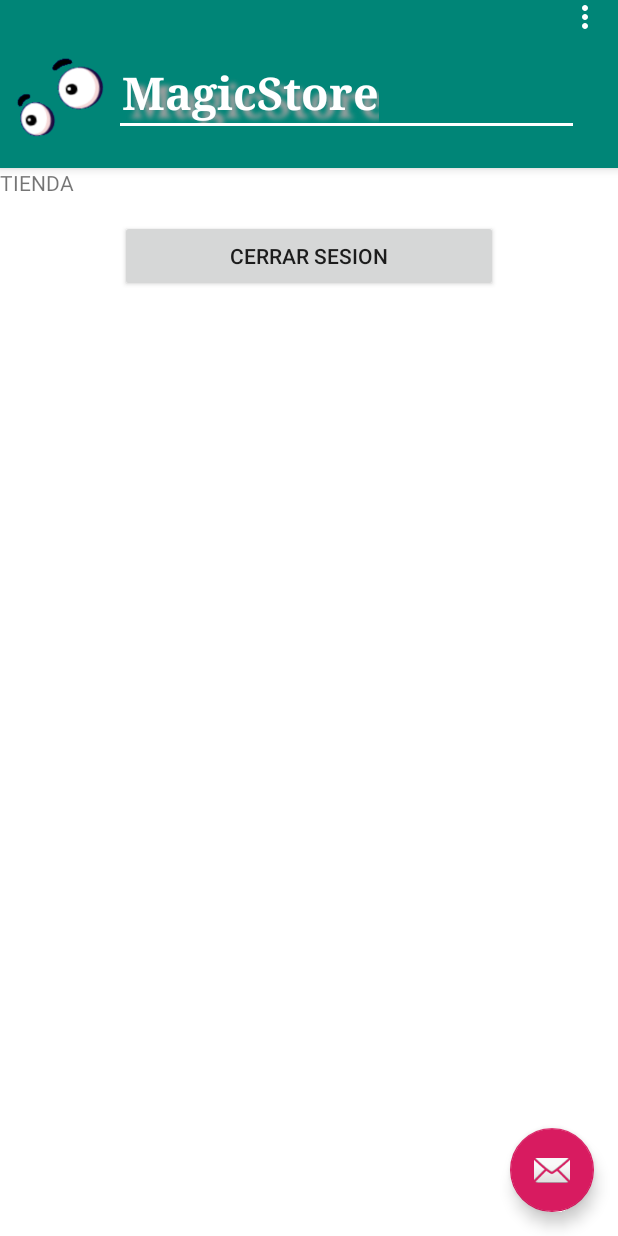
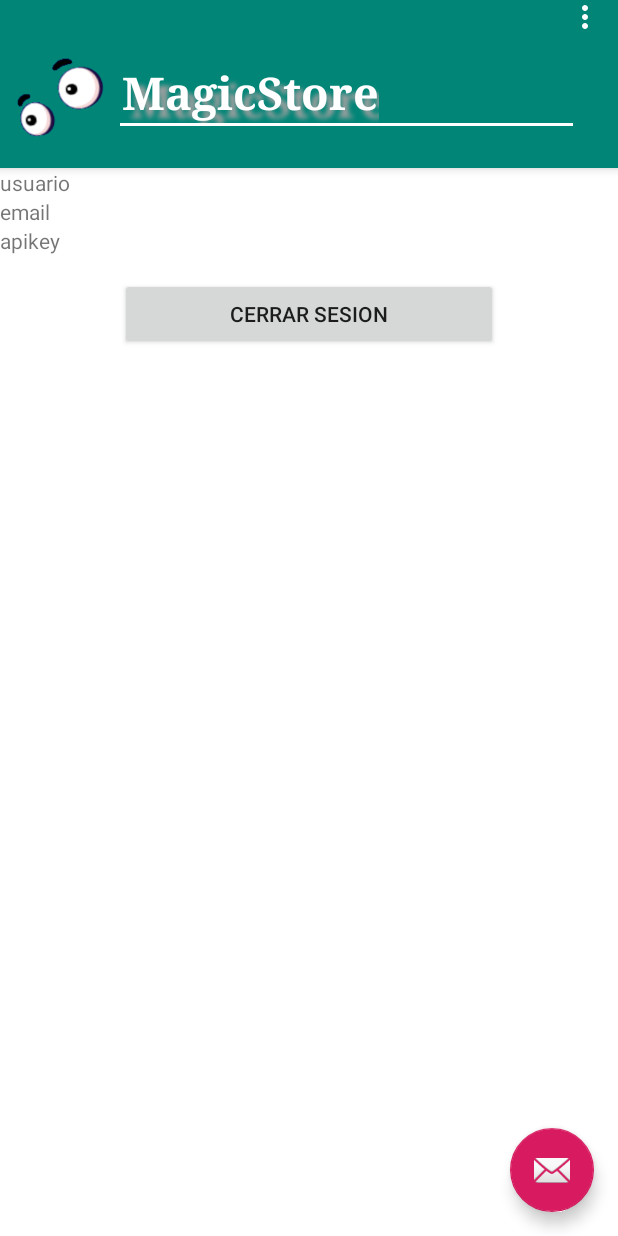
Before and after one commit to gaitaypandereta/magicStore, an Android app: the screen it shows after launch (MainActivity), in the options menu, after a tap on "TIENDA", on a phone screen of 412 x 824 dp. Run offline under Robolectric (Android 15) with nearby library versions, the phone set to English and light mode, and no system bars; our stand-ins replace Firebase (no records; nobody signed in at launch, a user with empty details on screens opened directly); 1 statement that could not run was skipped.

Commit message:
Implementación mejoras

```diff
--- a/app/src/main/java/com/example/magistore/MainActivity.java
+++ b/app/src/main/java/com/example/magistore/MainActivity.java
@@ -9,6 +9,7 @@ import com.example.magistore.vista.FragmentRegistration;
 import com.example.magistore.vista.FragmentStore;
 import com.google.android.material.floatingactionbutton.FloatingActionButton;
 import com.google.android.material.snackbar.Snackbar;
+import com.google.firebase.auth.FirebaseAuth;
 import com.google.firebase.database.DatabaseReference;
 import com.google.firebase.database.FirebaseDatabase;
 
@@ -24,6 +25,7 @@ import android.view.MenuItem;
 
 public class MainActivity extends AppCompatActivity {
 private FragmentInicio fragmentInicio = new FragmentInicio();
+private FirebaseAuth mAuth;
     @Override
     protected void onCreate(Bundle savedInstanceState) {
         super.onCreate(savedInstanceState);
@@ -58,7 +60,7 @@ private FragmentInicio fragmentInicio = new FragmentInicio();
         FragmentManager FM = getSupportFragmentManager();
         FragmentTransaction FT = FM.beginTransaction();
         FT.replace(R.id.contenedor, fragmento);
-        FT.addToBackStack(" ");
+        FT.addToBackStack("");
         FT.commit();
     }
 
@@ -93,4 +95,6 @@ private FragmentInicio fragmentInicio = new FragmentInicio();
 
         return super.onOptionsItemSelected(item);
     }
+
+
 }
--- a/app/src/main/java/com/example/magistore/vista/FragmentLogin.java
+++ b/app/src/main/java/com/example/magistore/vista/FragmentLogin.java
@@ -83,9 +83,10 @@ public class FragmentLogin extends Fragment {
        @Override
        public void onComplete(@NonNull Task<AuthResult> task) {
            if(task.isSuccessful()){
+               //getActivity().finish();
                ((MainActivity) getActivity()).cambiarFragmento(new FragmentStore());
-                Toast.makeText(getContext(), "Ha iniciado sesión correctamente", Toast.LENGTH_SHORT).show();
-               // getActivity().finish();
+               Toast.makeText(getContext(), "Ha iniciado sesión correctamente", Toast.LENGTH_SHORT).show();
+
            }else{
 
                Toast.makeText(getContext(), "Lo sentimos, no ha podido iniciar sesión", Toast.LENGTH_SHORT).show();
--- a/app/src/main/java/com/example/magistore/vista/FragmentStore.java
+++ b/app/src/main/java/com/example/magistore/vista/FragmentStore.java
@@ -3,27 +3,34 @@ package com.example.magistore.vista;
 
 import android.os.Bundle;
 
+import androidx.annotation.NonNull;
 import androidx.fragment.app.Fragment;
 
 import android.view.LayoutInflater;
 import android.view.View;
 import android.view.ViewGroup;
 import android.widget.Button;
+import android.widget.EditText;
+import android.widget.TextView;
+import android.widget.Toast;
 
 import com.example.magistore.MainActivity;
 import com.example.magistore.R;
 import com.google.firebase.auth.FirebaseAuth;
+import com.google.firebase.database.DataSnapshot;
+import com.google.firebase.database.DatabaseError;
+import com.google.firebase.database.DatabaseReference;
+import com.google.firebase.database.FirebaseDatabase;
+import com.google.firebase.database.ValueEventListener;
 
 /**
  * A simple {@link Fragment} subclass.
  */
 public class FragmentStore extends Fragment {
 private Button btn_signout;
+private TextView ed_user, ed_email, ed_apikey;
 private FirebaseAuth mAuth;
-
-    public FragmentStore() {
-        // Required empty public constructor
-    }
+private DatabaseReference mDatabase;
 
 
     @Override
@@ -31,21 +38,73 @@ private FirebaseAuth mAuth;
 
         View vista= inflater.inflate(R.layout.fragment_store, container, false);
         mAuth = FirebaseAuth.getInstance();
+        mDatabase= FirebaseDatabase.getInstance().getReference();
+
+        ed_user=vista.findViewById(R.id.ed_user_store);
+        ed_email=vista.findViewById(R.id.ed_email_store);
+        ed_apikey=vista.findViewById(R.id.ed_apikey_store);
+
         btn_signout=vista.findViewById(R.id.btn_signOut);
         btn_signout.setOnClickListener(new View.OnClickListener() {
             @Override
             public void onClick(View view) {
+
                 mAuth.signOut();
+               // getActivity().finish();
                 ((MainActivity) getActivity()).cambiarFragmento(new FragmentInicio());
-               // getActivity().finish();
+
             }
         });
 
 
-
+       getDatosUser();
 
 
         return vista;
     }
+/*
+    @Override
+    public void onStart(){
+        super.onStart();
+
+        if(mAuth.getCurrentUser() != null){
+
+            ((MainActivity) getActivity()).cambiarFragmento(new FragmentStore());
+            getActivity().finish();
+
+        }
+    }
+
+    */
+
+   private void getDatosUser(){
+
+    String id =mAuth.getCurrentUser().getUid();
+    mDatabase.child("users").child(id).addValueEventListener(new ValueEventListener() {
+        @Override
+        public void onDataChange(@NonNull DataSnapshot dataSnapshot) {
+
+            if(dataSnapshot.exists()){
+
+                String nombre=dataSnapshot.child("nombre").getValue().toString();
+                String email=dataSnapshot.child("email").getValue().toString();
+                String apky=mAuth.getCurrentUser().getUid();
+
+                Toast.makeText(getContext(), nombre, Toast.LENGTH_SHORT).show();
+                Toast.makeText(getContext(), email, Toast.LENGTH_SHORT).show();
+                ed_user.setText(nombre);
+                ed_email.setText(email);
+                ed_apikey.setText(apky);
+
+            }
+        }
+
+        @Override
+        public void onCancelled(@NonNull DatabaseError databaseError) {
+
+        }
+    });
+
+   }
 
 }
--- a/app/src/main/res/layout/fragment_store.xml
+++ b/app/src/main/res/layout/fragment_store.xml
@@ -8,9 +8,22 @@
 
     <!-- TODO: Update blank fragment layout -->
     <TextView
+        android:id="@+id/ed_user_store"
         android:layout_width="match_parent"
         android:layout_height="wrap_content"
-        android:text="TIENDA" />
+        android:text="usuario" />
+
+    <TextView
+        android:id="@+id/ed_email_store"
+        android:layout_width="match_parent"
+        android:layout_height="wrap_content"
+        android:text="email" />
+
+    <TextView
+        android:id="@+id/ed_apikey_store"
+        android:layout_width="match_parent"
+        android:layout_height="wrap_content"
+        android:text="apikey" />
 
     <Button
         android:id="@+id/btn_signOut"
```
